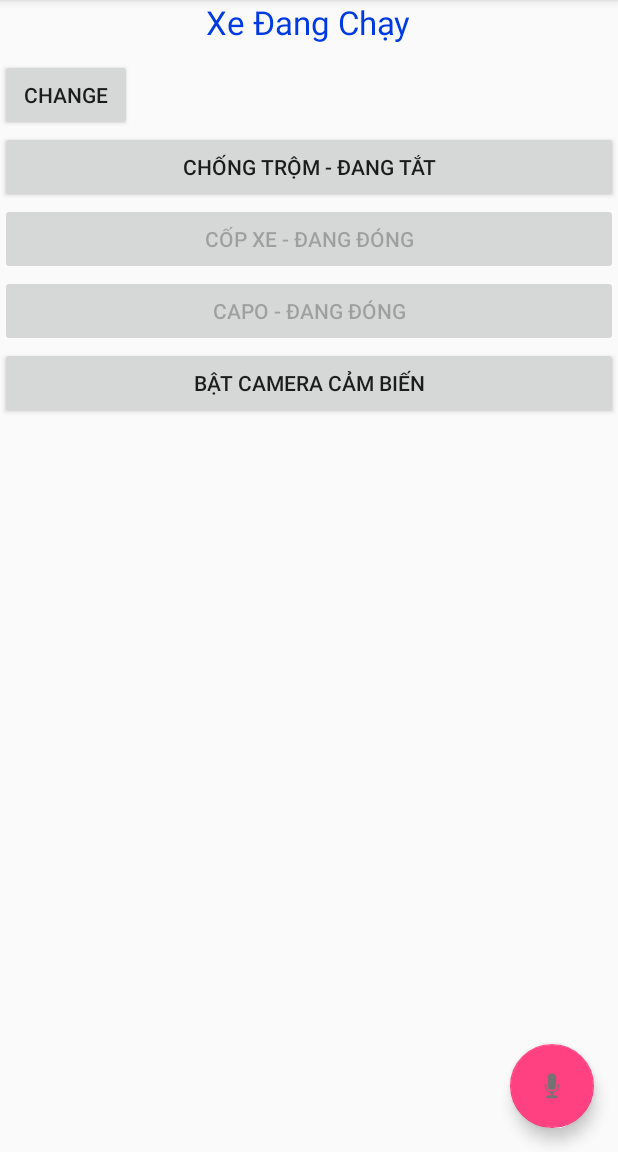
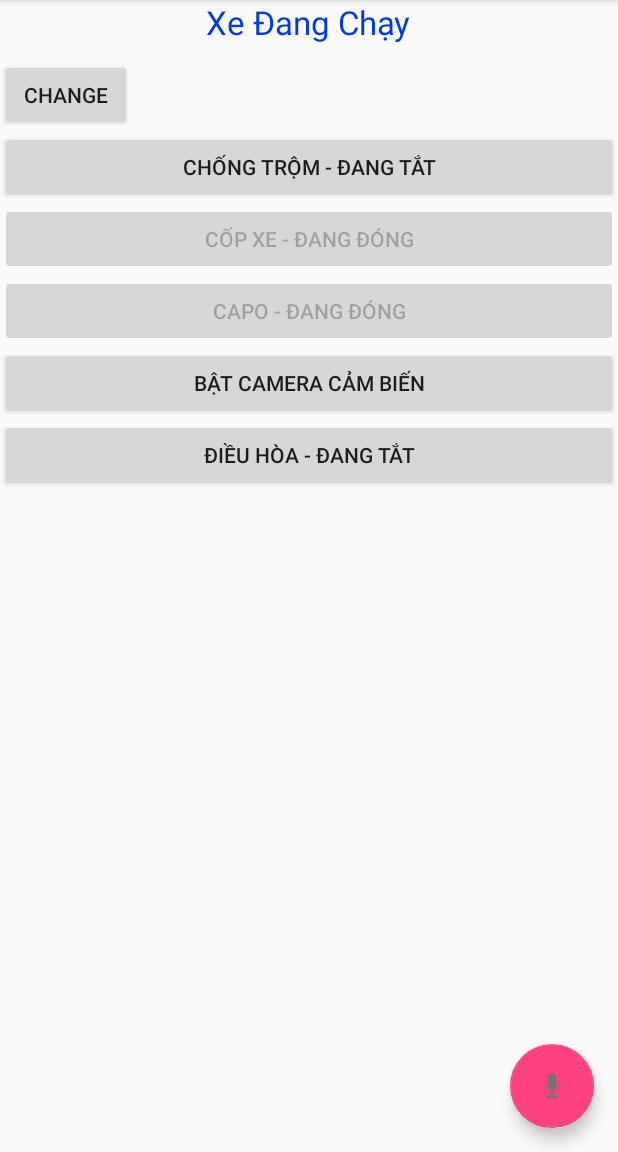
Before and after one commit to tranduytung/X-Prototype, an Android app: the screen it shows after launch (MainActivity), in the options menu, after a tap on "Settings", on a phone screen of 412 x 824 dp, the part 84-1236 px from its top. Run offline under Robolectric (Android 15) with nearby library versions, the phone set to English and light mode, and no system bars.

Commit message:
air conditioner

```diff
--- a/app/src/main/java/com/example/duytung/x_prototype/MainActivity.java
+++ b/app/src/main/java/com/example/duytung/x_prototype/MainActivity.java
@@ -23,6 +23,8 @@ public class MainActivity extends AppCompatActivity {
     Button capo_on_btn;
     Button capo_off_btn;
     Button camera_sensor_btn;
+    Button air_conditioner_on_btn;
+    Button air_conditioner_off_btn;
     TextView status_car;
 
     int status = 0; // đang dừng = 0, đang đi = 1
@@ -51,7 +53,8 @@ public class MainActivity extends AppCompatActivity {
         capo_off_btn = (Button)findViewById(R.id.capo_off);
         capo_on_btn = (Button)findViewById(R.id.capo_on);
         camera_sensor_btn = (Button)findViewById(R.id.camera_sensor);
-        camera_sensor_btn = (Button)findViewById(R.id.camera_sensor);
+        air_conditioner_off_btn = (Button)findViewById(R.id.air_conditioner_off);
+        air_conditioner_on_btn = (Button)findViewById(R.id.air_conditioner_on);
 
         // chảng status car và vô hiệu hóa cốp xe
         change_status_car_btn.setOnClickListener(new View.OnClickListener() {
@@ -262,6 +265,60 @@ public class MainActivity extends AppCompatActivity {
                         .show();
             }
         });
+
+        // điều hòa
+        air_conditioner_off_btn.setOnClickListener(new View.OnClickListener(){
+            @Override
+            public void onClick(final View v) {
+                new AlertDialog.Builder(MainActivity.this)
+                        .setTitle("Điều hòa - Đang Tắt")
+                        .setMessage("Bạn có muốn bật chức năng điều hòa tự động theo lịch?")
+                        .setPositiveButton(android.R.string.yes, new DialogInterface.OnClickListener() {
+                            //                    Button chong_trom_off = (Button)findViewById(R.id.chong_trom_off);
+                            public void onClick(DialogInterface dialog, int which) {
+                                // ẩn màn hình
+                                v.setVisibility(View.GONE);
+                                air_conditioner_on_btn.setVisibility(View.VISIBLE);
+                                // chuyển màn hình
+//                            Intent inten = new Intent(MainActivity.this, Main3Activity.class);
+//                            startActivity(inten);
+                            }
+                        })
+                        .setNegativeButton(android.R.string.no, new DialogInterface.OnClickListener() {
+                            public void onClick(DialogInterface dialog, int which) {
+                                // do nothing
+                            }
+                        })
+                        .setIcon(android.R.drawable.ic_dialog_alert)
+                        .show();
+            }
+        });
+        air_conditioner_on_btn.setOnClickListener(new View.OnClickListener(){
+            @Override
+            public void onClick(final View v) {
+                new AlertDialog.Builder(MainActivity.this)
+                        .setTitle("Điều hòa - Đang Bật")
+                        .setMessage("Bạn có muốn tắt chức năng bật điều hòa tự động?")
+                        .setPositiveButton(android.R.string.yes, new DialogInterface.OnClickListener() {
+                            //                    Button chong_trom_off = (Button)findViewById(R.id.chong_trom_off);
+                            public void onClick(DialogInterface dialog, int which) {
+                                // ẩn màn hình
+                                v.setVisibility(View.GONE);
+                                air_conditioner_off_btn.setVisibility(View.VISIBLE);
+                                // chuyển màn hình
+//                            Intent inten = new Intent(MainActivity.this, Main3Activity.class);
+//                            startActivity(inten);
+                            }
+                        })
+                        .setNegativeButton(android.R.string.no, new DialogInterface.OnClickListener() {
+                            public void onClick(DialogInterface dialog, int which) {
+                                // do nothing
+                            }
+                        })
+                        .setIcon(android.R.drawable.ic_dialog_alert)
+                        .show();
+            }
+        });
     }
 
     @Override
--- a/app/src/main/res/layout/content_main.xml
+++ b/app/src/main/res/layout/content_main.xml
@@ -106,5 +106,21 @@
         android:id="@+id/camera_sensor"
         android:padding="10dp"
         />
+    <Button
+        android:layout_width="match_parent"
+        android:layout_height="wrap_content"
+        android:text="Điều hòa - Đang tắt"
+        android:id="@+id/air_conditioner_off"
+        android:padding="10dp"
+        />
+    <Button
+        android:layout_width="match_parent"
+        android:layout_height="wrap_content"
+        android:text="Điều hòa - Đang bật"
+        android:id="@+id/air_conditioner_on"
+        android:textColor="#298A08"
+        android:padding="10dp"
+        android:visibility="gone"
+        />
 
 </LinearLayout>
```
